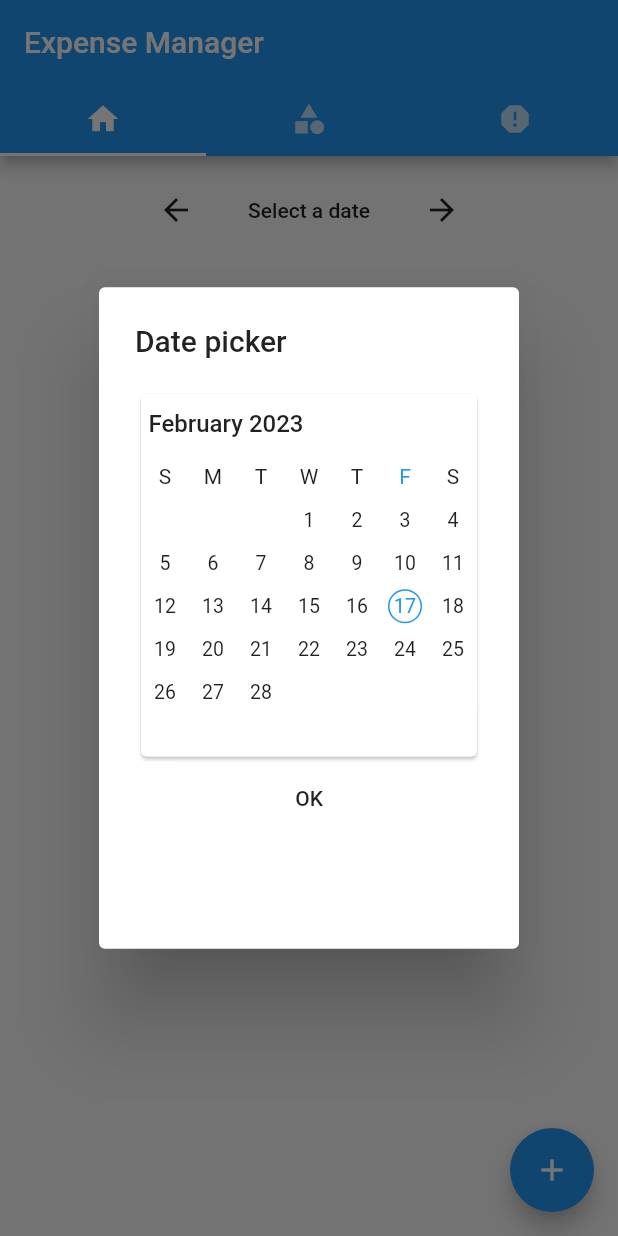
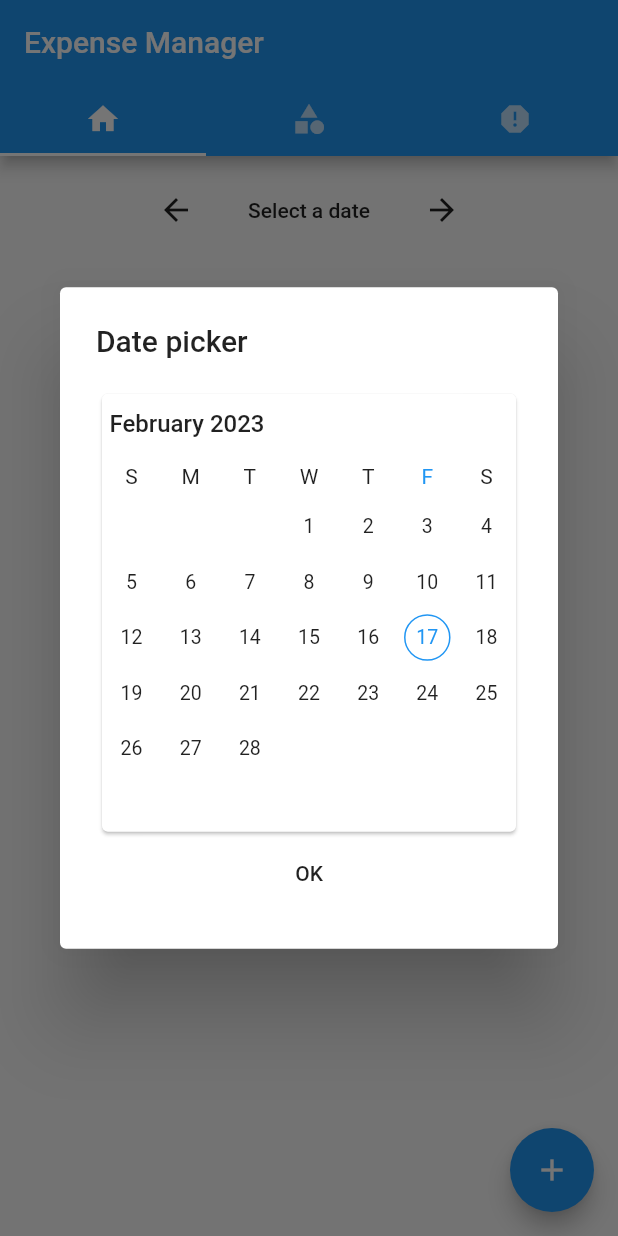
Before and after one commit to paulsseb/my_expenses, a Flutter app: the screen it shows after launch, after a tap on "Select a date", on a phone screen of 412 x 824 dp. Run offline on Flutter 3.47's test engine with Material 2 defaults, Android fonts, the phone set to English and light mode, and no system bars; drawn by our look-alikes of syncfusion_flutter_datepicker; our stand-ins replace built_collection, built_value, rxdart, sqflite; accounts and stored records are empty; generated files the repository leaves out were written again.

Commit message:
Fix bug popup Calender popup throws an error

```diff
--- a/lib/screens/dashboard_page.dart
+++ b/lib/screens/dashboard_page.dart
@@ -146,7 +146,8 @@ class _DashboardPageState extends State<DashboardPage> {
 
   Widget getDateRangePicker() {
     return Container(
-        height: 250,
+        width: 350.0,
+        height: 300.0,
         child: Card(
             child: SfDateRangePicker(
           view: DateRangePickerView.month,
```
Also changed, not shown: pubspec.lock.
